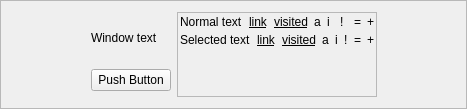
First picture: the form in kcms/colors/preview.ui, repository Sonic-DE/sonic-desktop-interface, before the edit.
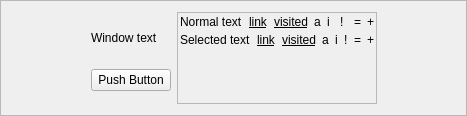
Second picture: the form after the edit.

Commit message: Fix some bugs (mem leak, layout, preview not showing colors)

Diff of the .ui file:
```diff
--- a/kcms/colors/preview.ui
+++ b/kcms/colors/preview.ui
@@ -7,11 +7,11 @@
     <x>0</x>
     <y>0</y>
     <width>467</width>
-    <height>106</height>
+    <height>116</height>
    </rect>
   </property>
   <property name="sizePolicy">
-   <sizepolicy hsizetype="Preferred" vsizetype="Minimum">
+   <sizepolicy hsizetype="Preferred" vsizetype="Fixed">
     <horstretch>0</horstretch>
     <verstretch>0</verstretch>
    </sizepolicy>
@@ -43,22 +43,6 @@
      </property>
     </widget>
    </item>
-   <item row="2" column="1">
-    <spacer>
-     <property name="orientation">
-      <enum>Qt::Vertical</enum>
-     </property>
-     <property name="sizeType">
-      <enum>QSizePolicy::MinimumExpanding</enum>
-     </property>
-     <property name="sizeHint" stdset="0">
-      <size>
-       <width>20</width>
-       <height>0</height>
-      </size>
-     </property>
-    </spacer>
-   </item>
    <item row="0" column="3">
     <spacer>
      <property name="orientation">
@@ -353,6 +337,22 @@
      </layout>
     </widget>
    </item>
+   <item row="2" column="1">
+    <spacer>
+     <property name="orientation">
+      <enum>Qt::Vertical</enum>
+     </property>
+     <property name="sizeType">
+      <enum>QSizePolicy::MinimumExpanding</enum>
+     </property>
+     <property name="sizeHint" stdset="0">
+      <size>
+       <width>20</width>
+       <height>0</height>
+      </size>
+     </property>
+    </spacer>
+   </item>
   </layout>
  </widget>
  <resources/>
```
The commit also changes 7 other files.
